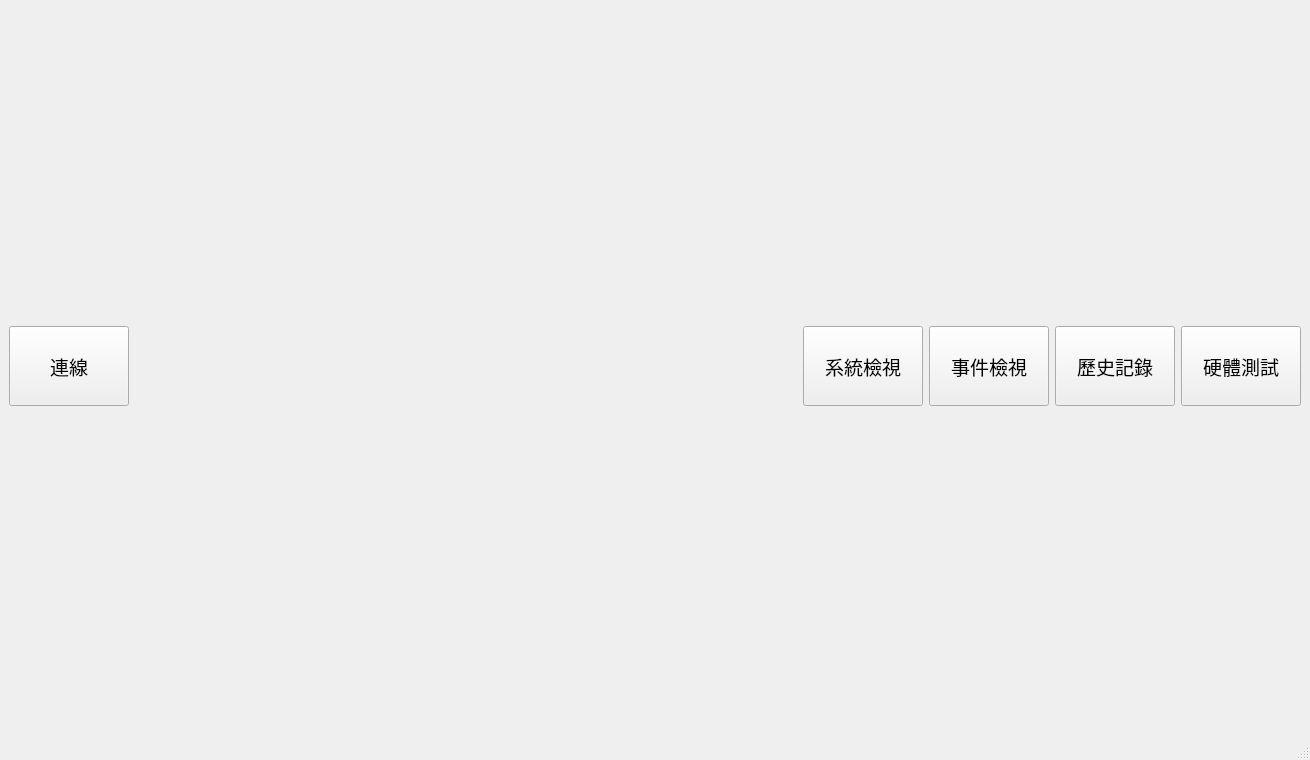
This is collectorview.ui in haoyi-jason/BMS_HY01_old as Qt 5 draws it before an edit. The edited form follows.
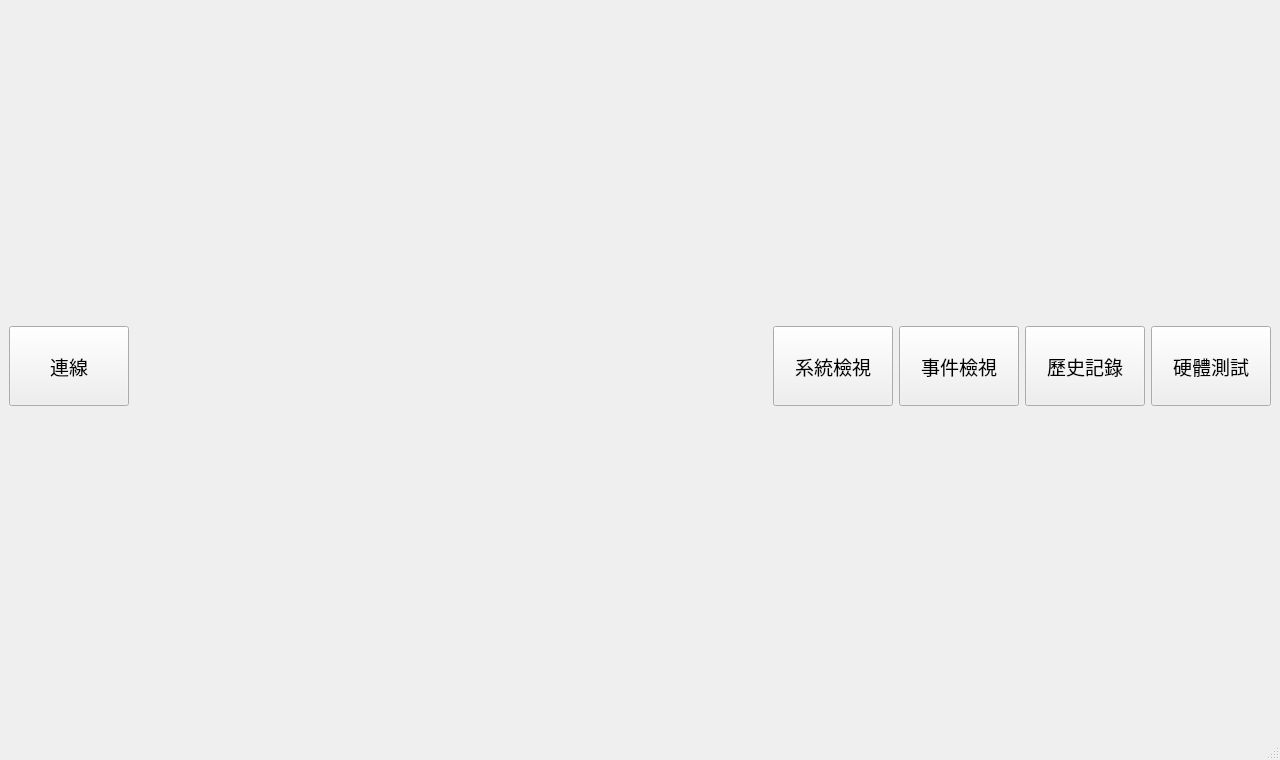
This is the edited form. Icons and pictures are not drawn.

The edit to the form file:
```diff
--- a/collectorview.ui
+++ b/collectorview.ui
@@ -6,7 +6,7 @@
    <rect>
     <x>0</x>
     <y>0</y>
-    <width>1310</width>
+    <width>1280</width>
     <height>760</height>
    </rect>
   </property>
@@ -16,6 +16,12 @@
     <verstretch>0</verstretch>
    </sizepolicy>
   </property>
+  <property name="maximumSize">
+   <size>
+    <width>1310</width>
+    <height>16777215</height>
+   </size>
+  </property>
   <property name="font">
    <font>
     <pointsize>14</pointsize>
@@ -25,8 +31,8 @@
    <string>BMS</string>
   </property>
   <widget class="QWidget" name="centralwidget">
-   <layout class="QGridLayout" name="gridLayout" columnstretch="0,0,0,0,0,0,0">
-    <item row="1" column="4">
+   <layout class="QGridLayout" name="gridLayout" columnstretch="0,0,0,0,0,0">
+    <item row="1" column="3">
      <widget class="QPushButton" name="pbEventView">
       <property name="sizePolicy">
        <sizepolicy hsizetype="Fixed" vsizetype="Fixed">
@@ -51,7 +57,7 @@
       </property>
      </widget>
     </item>
-    <item row="1" column="3">
+    <item row="1" column="2">
      <widget class="QPushButton" name="pbStackView">
       <property name="sizePolicy">
        <sizepolicy hsizetype="Fixed" vsizetype="Fixed">
@@ -76,45 +82,7 @@
       </property>
      </widget>
     </item>
-    <item row="1" column="2">
-     <spacer name="horizontalSpacer_2">
-      <property name="orientation">
-       <enum>Qt::Horizontal</enum>
-      </property>
-      <property name="sizeHint" stdset="0">
-       <size>
-        <width>40</width>
-        <height>20</height>
-       </size>
-      </property>
-     </spacer>
-    </item>
-    <item row="1" column="6">
-     <widget class="QPushButton" name="pbHardwareView">
-      <property name="sizePolicy">
-       <sizepolicy hsizetype="Fixed" vsizetype="Fixed">
-        <horstretch>0</horstretch>
-        <verstretch>0</verstretch>
-       </sizepolicy>
-      </property>
-      <property name="minimumSize">
-       <size>
-        <width>120</width>
-        <height>80</height>
-       </size>
-      </property>
-      <property name="maximumSize">
-       <size>
-        <width>120</width>
-        <height>80</height>
-       </size>
-      </property>
-      <property name="text">
-       <string>硬體測試</string>
-      </property>
-     </widget>
-    </item>
-    <item row="2" column="0" colspan="7">
+    <item row="2" column="0" colspan="6">
      <layout class="QVBoxLayout" name="mainLayout">
       <property name="spacing">
        <number>3</number>
@@ -124,7 +92,23 @@
       </property>
      </layout>
     </item>
-    <item row="1" column="5">
+    <item row="1" column="1">
+     <widget class="QLabel" name="label">
+      <property name="maximumSize">
+       <size>
+        <width>16777215</width>
+        <height>80</height>
+       </size>
+      </property>
+      <property name="text">
+       <string/>
+      </property>
+      <property name="pixmap">
+       <pixmap resource="resource.qrc">:/img/logo/logo</pixmap>
+      </property>
+     </widget>
+    </item>
+    <item row="1" column="4">
      <widget class="QPushButton" name="pbBatHistory">
       <property name="sizePolicy">
        <sizepolicy hsizetype="Fixed" vsizetype="Fixed">
@@ -177,19 +161,28 @@
       </property>
      </widget>
     </item>
-    <item row="1" column="1">
-     <widget class="QLabel" name="label">
+    <item row="1" column="5">
+     <widget class="QPushButton" name="pbHardwareView">
+      <property name="sizePolicy">
+       <sizepolicy hsizetype="Fixed" vsizetype="Fixed">
+        <horstretch>0</horstretch>
+        <verstretch>0</verstretch>
+       </sizepolicy>
+      </property>
+      <property name="minimumSize">
+       <size>
+        <width>120</width>
+        <height>80</height>
+       </size>
+      </property>
       <property name="maximumSize">
        <size>
-        <width>16777215</width>
+        <width>120</width>
         <height>80</height>
        </size>
       </property>
       <property name="text">
-       <string/>
-      </property>
-      <property name="pixmap">
-       <pixmap resource="resource.qrc">:/img/logo/logo</pixmap>
+       <string>硬體測試</string>
       </property>
      </widget>
     </item>
```
